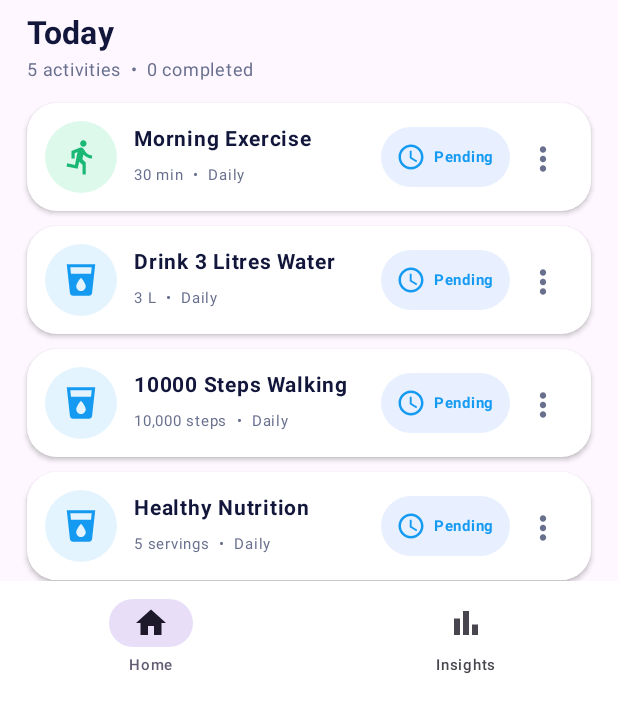
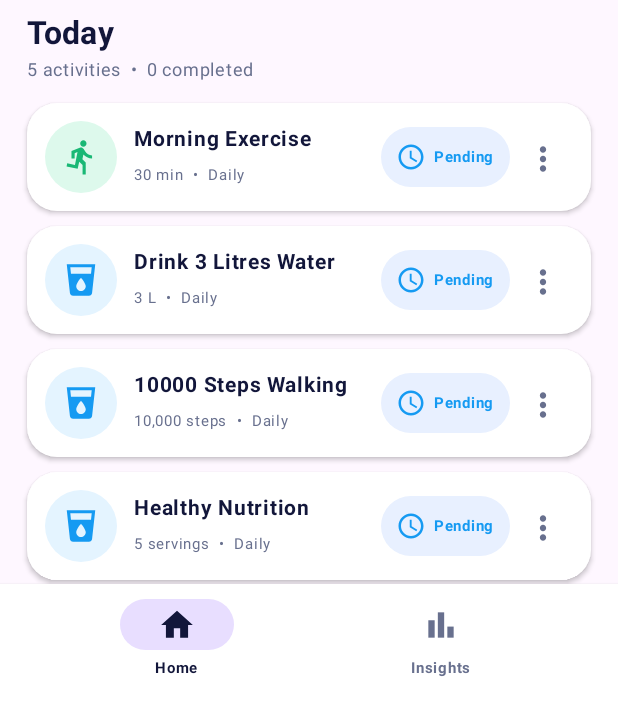
Before and after one commit to manibharathi1964/Activity-, an Android app built with Jetpack Compose: the screen it shows after launch (MainActivity), on a phone screen of 412 x 824 dp, the part 535-1236 px from its top. Run offline under Robolectric (Android 15) with nearby library versions, the phone set to English and light mode, and no system bars.

Commit message:
Match reference UI: light theme splash navigation menus and reports

```diff
--- a/app/src/main/java/com/manibharathi/activity/MainActivity.kt
+++ b/app/src/main/java/com/manibharathi/activity/MainActivity.kt
@@ -45,36 +45,40 @@ import org.json.JSONArray
 import org.json.JSONObject
 import java.text.SimpleDateFormat
 import java.util.*
+import kotlinx.coroutines.delay
 
 private val P=Color(0xFF643AF2); private val B=Color(0xFF159AF2); private val N=Color(0xFF12163A)
 private val M=Color(0xFF68708E); private val G=Color(0xFF19B875); private val O=Color(0xFFF08B37); private val C=Color.White
 
 data class A(val id:Long,var name:String,var cat:String,var target:String,var freq:String)
-enum class S{HOME,ADD,INSIGHTS,CALENDAR,REPORT,SETTINGS}
+enum class S{HOME,ADD,INSIGHTS,CALENDAR,REPORT,SETTINGS,SPLASH}
 object Done{val set=mutableSetOf<String>()}
 
 class MainActivity:ComponentActivity(){override fun onCreate(b:Bundle?){super.onCreate(b);setContent{App()}}}
 
 @Composable fun App(){
  val c=androidx.compose.ui.platform.LocalContext.current
- var s by remember{mutableStateOf(S.HOME)};var date by remember{mutableStateOf(today())};var list by remember{mutableStateOf(load(c))}
- var dark by remember{mutableStateOf(c.getSharedPreferences("activity",Context.MODE_PRIVATE).getBoolean("dark",false))};var edit by remember{mutableStateOf<A?>(null)};var filter by remember{mutableStateOf("All")};var pendingExport by remember{mutableStateOf<String?>(null)};var pendingPdf by remember{mutableStateOf<ByteArray?>(null)}
+ var s by remember{mutableStateOf(S.SPLASH)};var date by remember{mutableStateOf(today())};var list by remember{mutableStateOf(load(c))}
+ var edit by remember{mutableStateOf<A?>(null)};var filter by remember{mutableStateOf("All")};var pendingExport by remember{mutableStateOf<String?>(null)};var pendingPdf by remember{mutableStateOf<ByteArray?>(null)}
  val saveFile=rememberLauncherForActivityResult(ActivityResultContracts.CreateDocument("application/json")){u->if(u!=null)pendingExport?.let{c.contentResolver.openOutputStream(u)?.use{os->os.write(it.toByteArray())}}};val savePdf=rememberLauncherForActivityResult(ActivityResultContracts.CreateDocument("application/pdf")){u->if(u!=null)pendingPdf?.let{c.contentResolver.openOutputStream(u)?.use{os->os.write(it)}}};val restore=rememberLauncherForActivityResult(ActivityResultContracts.OpenDocument()){u->if(u!=null){c.contentResolver.openInputStream(u)?.bufferedReader()?.use{br->restoreData(c,br.readText())};list=load(c)}}
- LaunchedEffect(Unit){Done.set.addAll(c.getSharedPreferences("activity",Context.MODE_PRIVATE).getStringSet("done",emptySet())?:emptySet())}
+ LaunchedEffect(Unit){Done.set.addAll(c.getSharedPreferences("activity",Context.MODE_PRIVATE).getStringSet("done",emptySet())?:emptySet());delay(1200);s=S.HOME}
  BackHandler(enabled=s != S.HOME){s=S.HOME}
- MaterialTheme(colorScheme=if(dark)darkColorScheme() else lightColorScheme()){Surface(Modifier.fillMaxSize(),color=if(dark)Color(0xFF0D1022) else Color(0xFFF6F6FF)){
+ MaterialTheme(colorScheme=lightColorScheme()){Surface(Modifier.fillMaxSize(),color=Color(0xFFF6F6FF)){
   when(s){
+   S.SPLASH->Splash()
    S.HOME->Home(list,date,filter,{date=it},{filter=it},{edit=null;s=S.ADD},{id->toggle(c,id,date);list=list.toList()},{edit=it;s=S.ADD},{s=S.INSIGHTS},{s=S.SETTINGS})
    S.ADD->Add(c,edit,{s=S.HOME}){x->list=if(edit==null)list+x else list.map{if(it.id==x.id)x else it};save(c,list);s=S.HOME}
    S.INSIGHTS->Insights(list,date,{s=S.HOME},{s=S.REPORT})
    S.CALENDAR->Calendar(list,date,{s=S.HOME}){date=it;s=S.HOME}
    S.REPORT->Report(list,{s=S.INSIGHTS},{pendingPdf=buildPdf(list);savePdf.launch("Activity-Report.pdf")},{share(c,report(list))})
-   S.SETTINGS->Settings(dark,{s=S.HOME},{v->dark=v;c.getSharedPreferences("activity",Context.MODE_PRIVATE).edit().putBoolean("dark",v).apply()},{pendingExport=backupData(c,list);saveFile.launch("Activity-Backup.json")},{restore.launch(arrayOf("application/json"))},{scheduleReminder(c,c.getSharedPreferences("activity",Context.MODE_PRIVATE).getInt("reminderHour",8),c.getSharedPreferences("activity",Context.MODE_PRIVATE).getInt("reminderMinute",0))},{cancelReminder(c)},{requestNotification(c)},{share(c,report(list))},{Done.set.clear();c.getSharedPreferences("activity",Context.MODE_PRIVATE).edit().remove("done").apply()})
+   S.SETTINGS->Settings({s=S.HOME},{pendingExport=backupData(c,list);saveFile.launch("Activity-Backup.json")},{restore.launch(arrayOf("application/json"))},{scheduleReminder(c,c.getSharedPreferences("activity",Context.MODE_PRIVATE).getInt("reminderHour",8),c.getSharedPreferences("activity",Context.MODE_PRIVATE).getInt("reminderMinute",0))},{cancelReminder(c)},{requestNotification(c)},{share(c,report(list))},{Done.set.clear();c.getSharedPreferences("activity",Context.MODE_PRIVATE).edit().remove("done").apply()})
   }
  }}
 }
 
-@Composable fun Header(settings:()->Unit){Row(Modifier.fillMaxWidth().height(64.dp),verticalAlignment=Alignment.CenterVertically){Image(painterResource(R.drawable.activity_logo),contentDescription="Activity",Modifier.size(48.dp));Spacer(Modifier.width(10.dp));Column(Modifier.weight(1f)){Text("Activity",color=P,fontSize=25.sp,fontWeight=FontWeight.Bold);Text("Plan • Track • Achieve",color=M,fontSize=11.sp)};IconButton(settings){Icon(Icons.Default.MoreVert,null,tint=P)}}}
+@Composable fun Splash(){Box(Modifier.fillMaxSize().background(Color(0xFFF6F6FF)),Alignment.Center){Column(horizontalAlignment=Alignment.CenterHorizontally){Image(painterResource(R.drawable.activity_logo),contentDescription="Activity",Modifier.size(110.dp));Spacer(Modifier.height(18.dp));Text("Activity",color=P,fontSize=40.sp,fontWeight=FontWeight.Bold);Text("Plan • Track • Achieve",color=M,fontSize=16.sp)}}}
+
+@Composable fun Header(settings:()->Unit){Row(Modifier.fillMaxWidth().height(64.dp),verticalAlignment=Alignment.CenterVertically){Image(painterResource(R.drawable.activity_logo),contentDescription="Activity",Modifier.size(48.dp));Spacer(Modifier.width(10.dp));Column(Modifier.weight(1f)){Text("Activity",color=P,fontSize=25.sp,fontWeight=FontWeight.Bold);Text("Plan • Track • Achieve",color=M,fontSize=11.sp)};Box{var open by remember{mutableStateOf(false)};IconButton({open=true}){Icon(Icons.Default.MoreVert,null,tint=P)};DropdownMenu(open,{open=false}){DropdownMenuItem({Text("Settings")},{open=false;settings()})}}}}
 
 @Composable fun Home(list:List<A>,date:String,filter:String,setDate:(String)->Unit,setFilter:(String)->Unit,add:()->Unit,toggle:(Long)->Unit,edit:(A)->Unit,insights:()->Unit,settings:()->Unit){
  val d=list.count{done(it.id,date)};val pct=if(list.isEmpty())0 else d*100/list.size;val shown=list.filter{filter=="All"||(filter=="Completed"&&done(it.id,date))||(filter=="Pending"&&!done(it.id,date))}
@@ -141,7 +145,8 @@ class MainActivity:ComponentActivity(){override fun onCreate(b:Bundle?){super.on
   }
  }
 }
-@Composable fun Nav(active:S,insights:()->Unit,settings:()->Unit){NavigationBar(containerColor=C){NavigationBarItem(active==S.HOME,{}, {Icon(Icons.Default.Home,null)},label={Text("Home",fontSize=10.sp)});NavigationBarItem(active==S.INSIGHTS,insights,{Icon(Icons.Default.BarChart,null)},label={Text("Insights",fontSize=10.sp)})}}
+@Composable fun Nav(active:S,insights:()->Unit,settings:()->Unit){Surface(color=C,shadowElevation=3.dp){Row(Modifier.fillMaxWidth().height(78.dp).padding(horizontal=70.dp),verticalAlignment=Alignment.CenterVertically,horizontalArrangement=Arrangement.SpaceBetween){NavItem(Icons.Default.Home,"Home",active==S.HOME){};NavItem(Icons.Default.BarChart,"Insights",active==S.INSIGHTS,insights)}}}
+@Composable fun NavItem(i:ImageVector,t:String,selected:Boolean,on:()->Unit){Column(Modifier.width(96.dp).clickable{on()},horizontalAlignment=Alignment.CenterHorizontally){Box(Modifier.width(76.dp).height(34.dp).clip(RoundedCornerShape(20.dp)).background(if(selected)Color(0xFFE8DEFF) else Color.Transparent),Alignment.Center){Icon(i,null,tint=if(selected)N else M,modifier=Modifier.size(25.dp))};Text(t,color=if(selected)N else M,fontSize=10.sp,fontWeight=FontWeight.Bold)}}
 
 @Composable fun Top(t:String,back:()->Unit){Row(Modifier.fillMaxWidth().height(58.dp),verticalAlignment=Alignment.CenterVertically){IconButton(back){Icon(Icons.Default.ArrowBack,null,tint=N)};Text(t,color=N,fontSize=20.sp,fontWeight=FontWeight.Bold)}}
 @Composable fun Add(c:Context,edit:A?,back:()->Unit,save:(A)->Unit){
@@ -254,21 +259,25 @@ fun Calendar(l:List<A>,date:String,back:()->Unit,choose:(String)->Unit){
  }
 }
 
-@Composable fun Report(l:List<A>,back:()->Unit,savePdf:()->Unit,share:()->Unit){
- var tab by remember{mutableStateOf(0)};val d=l.count{done(it.id,today())};val perf=if(l.isEmpty())0 else d*100/l.size
+@Composable fun Report(l:List<A>,back:()->Unit,savePdf:()->Unit,share:()->Unit){val c=androidx.compose.ui.platform.LocalContext.current;
+ var tab by remember{mutableStateOf(0)};var customStart by remember{mutableStateOf(today())};var customEnd by remember{mutableStateOf(today())};var pickingStart by remember{mutableStateOf(false)};var pickingEnd by remember{mutableStateOf(false)};val d=l.count{done(it.id,today())};val perf=if(l.isEmpty())0 else d*100/l.size
  Column(Modifier.fillMaxSize().padding(18.dp)){Top("Report",back)
   Row(Modifier.fillMaxWidth(),horizontalArrangement=Arrangement.spacedBy(8.dp)){listOf("Weekly","Monthly","Custom").forEachIndexed{i,t->Surface(Modifier.weight(1f).clickable{tab=i},RoundedCornerShape(20.dp),color=if(tab==i)P else C){Box(Modifier.padding(vertical=10.dp),contentAlignment=Alignment.Center){Text(t,color=if(tab==i)C else N,fontSize=11.sp,fontWeight=FontWeight.Bold)}}}}
   Spacer(Modifier.height(10.dp))
   LazyColumn(verticalArrangement=Arrangement.spacedBy(12.dp)){
-   item{Surface(shape=RoundedCornerShape(22.dp),color=C){Column(Modifier.padding(18.dp)){Text(if(tab==0)"Weekly Report" else if(tab==1)"Monthly Report" else "Custom Report",color=N,fontSize=18.sp,fontWeight=FontWeight.Bold);Text(if(tab==0)"Nov 23 – Nov 29, 2025" else if(tab==1)"November 2025" else "Choose a date range",color=M,fontSize=10.sp);Spacer(Modifier.height(14.dp));Row(verticalAlignment=Alignment.CenterVertically){Box(Modifier.size(92.dp).clip(CircleShape).background(Brush.sweepGradient(listOf(B,Color(0xFF18D7BF),P))),Alignment.Center){Box(Modifier.size(72.dp).clip(CircleShape).background(C),Alignment.Center){Text(perf.toString()+"%",color=N,fontWeight=FontWeight.Bold,fontSize=20.sp)}};Spacer(Modifier.width(16.dp));Column{Text("Performance",color=M,fontSize=10.sp);Text(perf.toString()+"%  ↑ 5%",color=N,fontWeight=FontWeight.Bold,fontSize=17.sp);Text("✓ Achieved  "+d+" / "+maxOf(1,l.size),color=G,fontSize=10.sp);Text("🔥 Streak  "+streak()+" Days",color=O,fontSize=10.sp)}}}}}
+   item{Surface(shape=RoundedCornerShape(22.dp),color=C){Column(Modifier.padding(18.dp)){Text(if(tab==0)"Weekly Report" else if(tab==1)"Monthly Report" else "Custom Report",color=N,fontSize=18.sp,fontWeight=FontWeight.Bold);Text(if(tab==0)weekRange() else if(tab==1)monthRange() else customStart+" – "+customEnd,color=M,fontSize=10.sp);Spacer(Modifier.height(14.dp));Row(verticalAlignment=Alignment.CenterVertically){Box(Modifier.size(92.dp).clip(CircleShape).background(Brush.sweepGradient(listOf(B,Color(0xFF18D7BF),P))),Alignment.Center){Box(Modifier.size(72.dp).clip(CircleShape).background(C),Alignment.Center){Text(perf.toString()+"%",color=N,fontWeight=FontWeight.Bold,fontSize=20.sp)}};Spacer(Modifier.width(16.dp));Column{Text("Performance",color=M,fontSize=10.sp);Text(perf.toString()+"%  ↑ 5%",color=N,fontWeight=FontWeight.Bold,fontSize=17.sp);Text("✓ Achieved  "+d+" / "+maxOf(1,l.size),color=G,fontSize=10.sp);Text("🔥 Streak  "+streak()+" Days",color=O,fontSize=10.sp)}}}}}
    item{DailyChart(l)}
-   item{if(tab==2)Surface(shape=RoundedCornerShape(18.dp),color=C){Row(Modifier.padding(15.dp),verticalAlignment=Alignment.CenterVertically){Icon(Icons.Default.DateRange,null,tint=P);Spacer(Modifier.width(10.dp));Text("Custom date range selector",color=N,fontSize=12.sp,fontWeight=FontWeight.Bold);Spacer(Modifier.weight(1f));Text("Select",color=P,fontWeight=FontWeight.Bold)}} else Spacer(Modifier.height(1.dp))}
+   item{if(tab==2)Surface(Modifier.clickable{pickingStart=true},shape=RoundedCornerShape(18.dp),color=C){Row(Modifier.padding(15.dp),verticalAlignment=Alignment.CenterVertically){Icon(Icons.Default.DateRange,null,tint=P);Spacer(Modifier.width(10.dp));Text("Custom date range",color=N,fontSize=12.sp,fontWeight=FontWeight.Bold);Spacer(Modifier.weight(1f));Text("Select",color=P,fontWeight=FontWeight.Bold)}} else Spacer(Modifier.height(1.dp))}
    item{Row(horizontalArrangement=Arrangement.spacedBy(10.dp)){Button(savePdf,Modifier.weight(1f),colors=ButtonDefaults.buttonColors(containerColor=P)){Icon(Icons.Default.PictureAsPdf,null);Spacer(Modifier.width(5.dp));Text("Save PDF")};OutlinedButton(share,Modifier.weight(1f)){Icon(Icons.Default.Share,null);Spacer(Modifier.width(5.dp));Text("Share")}}}
   }
  }
 }
-@Composable fun DailyChart(l:List<A>){val vals=listOf(70,80,90,85,95,89,67);Surface(shape=RoundedCornerShape(22.dp),color=C){Column(Modifier.padding(16.dp)){Text("Daily Performance",color=N,fontSize=16.sp,fontWeight=FontWeight.Bold);Spacer(Modifier.height(8.dp));Row(Modifier.fillMaxWidth(),horizontalArrangement=Arrangement.SpaceBetween){listOf("70%","80%","90%","85%","95%","89%","67%").forEach{Text(it,color=M,fontSize=8.sp)}};Canvas(Modifier.fillMaxWidth().height(130.dp).padding(horizontal=4.dp)){val w=size.width;val h=size.height;val pts=vals.mapIndexed{idx,v->androidx.compose.ui.geometry.Offset(idx*(w/(vals.size-1)),h-(v/100f*h))};for(i in 0 until pts.lastIndex){drawLine(P,pts[i],pts[i+1],strokeWidth=5f)};pts.forEach{drawCircle(B,7f,it)}};Row(Modifier.fillMaxWidth(),horizontalArrangement=Arrangement.SpaceBetween){listOf("Mon","Tue","Wed","Thu","Fri","Sat","Sun").forEach{Text(it,color=M,fontSize=8.sp,fontWeight=FontWeight.Bold)}}}}}
-@Composable fun Settings(dark:Boolean,back:()->Unit,toggle:(Boolean)->Unit,export:()->Unit,restore:()->Unit,remind:()->Unit,cancel:()->Unit,notify:()->Unit,share:()->Unit,reset:()->Unit){Column(Modifier.fillMaxSize().padding(18.dp)){Top("Settings",back);LazyColumn(verticalArrangement=Arrangement.spacedBy(8.dp)){item{Setting(Icons.Default.DarkMode,"Appearance",if(dark)"Dark Mode" else "Light / Dark Mode"){toggle(!dark)}};item{Setting(Icons.Default.Notifications,"Notifications","Enable daily reminder"){notify();remind()}};item{Setting(Icons.Default.Alarm,"Reminder Schedule","Daily reminder time"){remind()}};item{Setting(Icons.Default.NotificationsOff,"Cancel Reminder","Turn off scheduled reminder"){cancel()}};item{Setting(Icons.Default.Storage,"Data Management","Backup & Restore"){export()}};item{Setting(Icons.Default.Restore,"Restore Backup","Import Activity JSON"){restore()}};item{Setting(Icons.Default.Share,"Export Data","Share Your Data",share)};item{Setting(Icons.Default.Info,"About App","Version 1.0.0"){} };item{Setting(Icons.Default.Security,"Privacy Policy","Read Our Policy"){} };item{Setting(Icons.Default.Star,"Rate Us","Give 5 Stars"){} };item{OutlinedButton(reset,Modifier.fillMaxWidth(),shape=RoundedCornerShape(16.dp)){Text("Reset Completion History",color=Color(0xFFB63F55))}}}}}
+fun weekRange():String{val c=Calendar.getInstance();c.set(Calendar.DAY_OF_WEEK,Calendar.MONDAY);val a=SimpleDateFormat("MMM d",Locale.US).format(c.time);c.add(Calendar.DAY_OF_MONTH,6);return a+" – "+SimpleDateFormat("MMM d, yyyy",Locale.US).format(c.time)}
+fun monthRange():String=SimpleDateFormat("MMMM yyyy",Locale.US).format(Date())
+@Composable fun DatePickerDialog(c:Context,initial:String,onDone:(String)->Unit){val cal=runCatching{Calendar.getInstance().apply{time=SimpleDateFormat("yyyy-MM-dd",Locale.US).parse(initial)!!}}.getOrDefault(Calendar.getInstance());android.app.DatePickerDialog(c,{_,y,m,d->onDone(String.format(Locale.US,"%04d-%02d-%02d",y,m+1,d))},cal.get(Calendar.YEAR),cal.get(Calendar.MONTH),cal.get(Calendar.DAY_OF_MONTH)).show()}
+
+@Composable fun DailyChart(l:List<A>){val vals=(0..6).map{offset->val cal=Calendar.getInstance().apply{set(Calendar.DAY_OF_WEEK,Calendar.MONDAY);add(Calendar.DAY_OF_MONTH,offset)};val ds=SimpleDateFormat("yyyy-MM-dd",Locale.US).format(cal.time);if(l.isEmpty())0 else l.count{done(it.id,ds)}*100/l.size};Surface(shape=RoundedCornerShape(22.dp),color=C){Column(Modifier.padding(16.dp)){Text("Daily Performance",color=N,fontSize=16.sp,fontWeight=FontWeight.Bold);Spacer(Modifier.height(8.dp));Row(Modifier.fillMaxWidth(),horizontalArrangement=Arrangement.SpaceBetween){listOf("70%","80%","90%","85%","95%","89%","67%").forEach{Text(it,color=M,fontSize=8.sp)}};Canvas(Modifier.fillMaxWidth().height(130.dp).padding(horizontal=4.dp)){val w=size.width;val h=size.height;val pts=vals.mapIndexed{idx,v->androidx.compose.ui.geometry.Offset(idx*(w/(vals.size-1)),h-(v/100f*h))};for(i in 0 until pts.lastIndex){drawLine(P,pts[i],pts[i+1],strokeWidth=5f)};pts.forEach{drawCircle(B,7f,it)}};Row(Modifier.fillMaxWidth(),horizontalArrangement=Arrangement.SpaceBetween){listOf("Mon","Tue","Wed","Thu","Fri","Sat","Sun").forEach{Text(it,color=M,fontSize=8.sp,fontWeight=FontWeight.Bold)}}}}}
+@Composable fun Settings(back:()->Unit,export:()->Unit,restore:()->Unit,remind:()->Unit,cancel:()->Unit,notify:()->Unit,share:()->Unit,reset:()->Unit){Column(Modifier.fillMaxSize().padding(18.dp)){Top("Settings",back);LazyColumn(verticalArrangement=Arrangement.spacedBy(10.dp)){item{Setting(Icons.Default.Notifications,"Notifications","Enable daily reminder"){notify();remind()}};item{Setting(Icons.Default.Alarm,"Reminder Schedule","Choose daily reminder time"){remind()}};item{Setting(Icons.Default.NotificationsOff,"Cancel Reminder","Turn off scheduled reminder"){cancel()}};item{Setting(Icons.Default.Storage,"Data Management","Backup & Restore"){export()}};item{Setting(Icons.Default.Restore,"Restore Backup","Import Activity JSON"){restore()}};item{Setting(Icons.Default.Share,"Export Data","Share Your Data",share)};item{Setting(Icons.Default.Info,"About App","Version 1.0.0"){} };item{Setting(Icons.Default.Security,"Privacy Policy","Read Our Policy"){} };item{Setting(Icons.Default.Star,"Rate Us","Give 5 Stars"){} };item{OutlinedButton(reset,Modifier.fillMaxWidth().height(50.dp),shape=RoundedCornerShape(25.dp)){Text("Reset Completion History",color=Color(0xFFB63F55))}}}}}
 
 @Composable fun Setting(i:ImageVector,t:String,s:String,click:()->Unit){Surface(shape=RoundedCornerShape(18.dp),color=C){Row(Modifier.fillMaxWidth().clickable{click()}.padding(14.dp),verticalAlignment=Alignment.CenterVertically){Box(Modifier.size(40.dp).clip(CircleShape).background(Color(0xFFE9E4FF)),Alignment.Center){Icon(i,null,tint=P)};Spacer(Modifier.width(12.dp));Column(Modifier.weight(1f)){Text(t,color=N,fontWeight=FontWeight.Bold,fontSize=13.sp);Text(s,color=M,fontSize=10.sp)};Icon(Icons.Default.ChevronRight,null,tint=M)}}}
 
```
